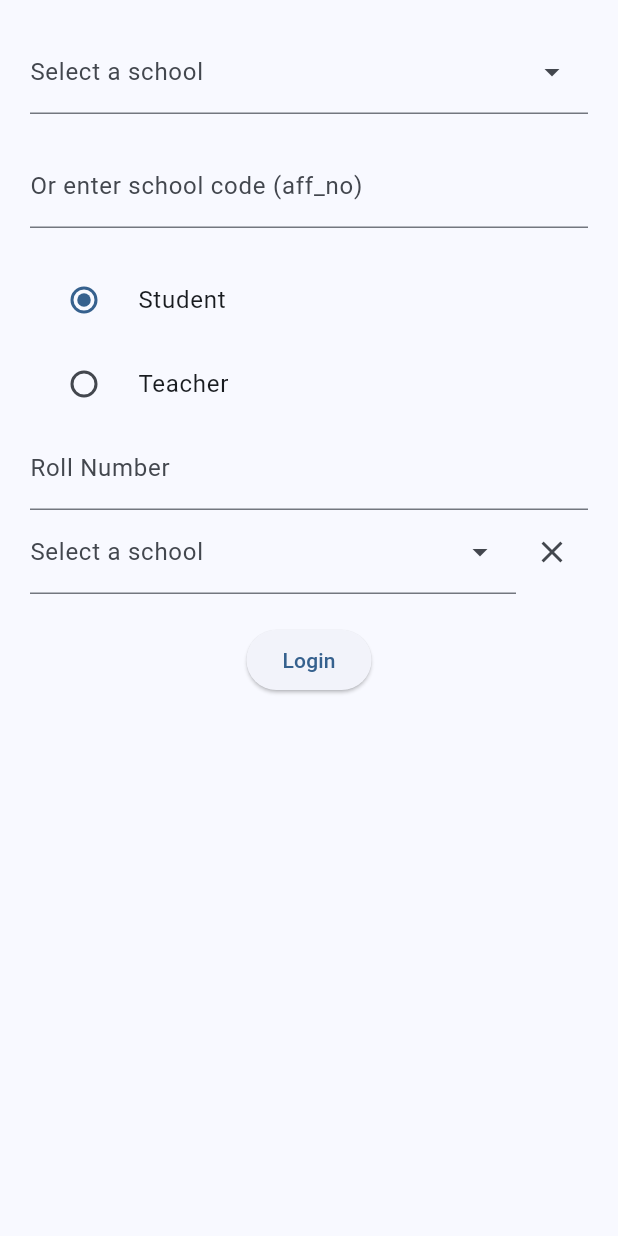
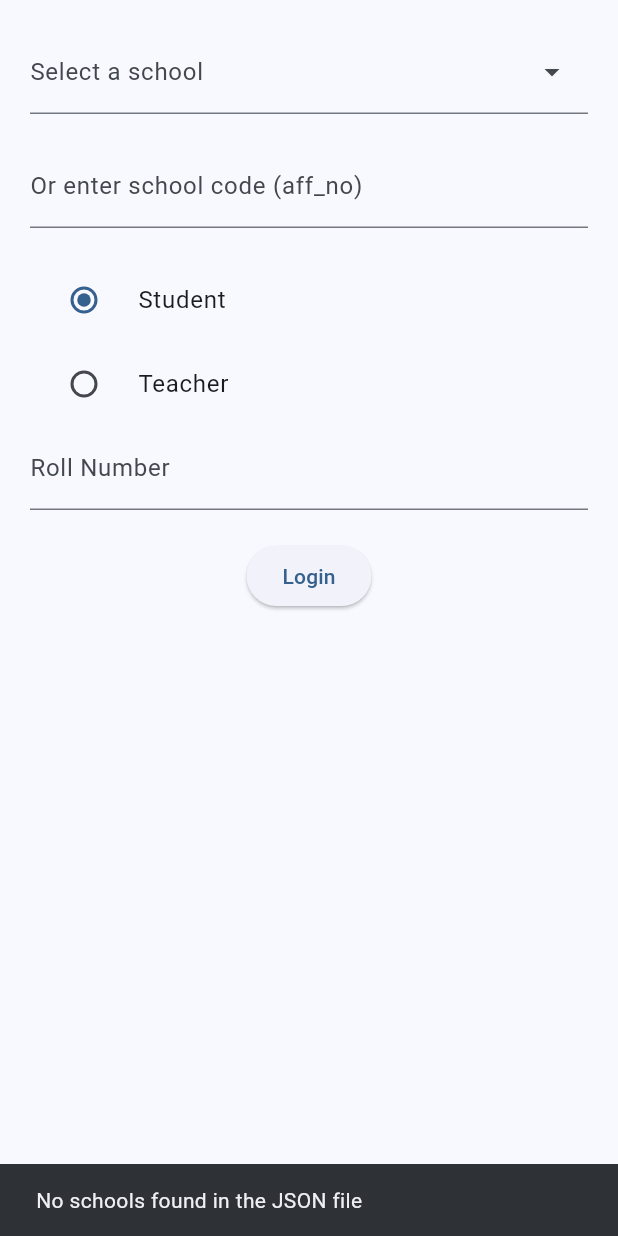
Before and after one commit to presentsir/attendance_app, a Flutter app: the first screen one second after launch, on a phone screen of 412 x 824 dp. Run offline on Flutter 3.47's test engine with Material 3 defaults, Android fonts, the phone set to English and light mode, and no system bars; drawn by our look-alikes of dropdown_search; our stand-ins replace cloud_firestore, firebase_auth, firebase_core; accounts and stored records are empty.

Commit message:
data  is working fine now teacher login funcanality is done

```diff
--- a/lib/models/school_model.dart
+++ b/lib/models/school_model.dart
@@ -19,13 +19,13 @@ class School {
 
   factory School.fromJson(Map<String, dynamic> json) {
     return School(
-      name: json['name'],
-      affNo: json['aff_no'],
-      state: json['state'],
-      district: json['district'],
-      region: json['region'],
-      address: json['address'],
-      pincode: json['pincode'],
+      name: json['name'] ?? 'Unknown',
+      affNo: json['aff_no'] ?? 0,
+      state: json['state'] ?? 'Unknown',
+      district: json['district'] ?? 'Unknown',
+      region: json['region'] ?? 'Unknown',
+      address: json['address'] ?? 'Unknown',
+      pincode: double.tryParse(json['pincode'].toString()) ?? 0.0, // Handle both String and double
     );
   }
 }
--- a/lib/screens/login_screen.dart
+++ b/lib/screens/login_screen.dart
@@ -25,12 +25,16 @@ class _LoginScreenState extends State<LoginScreen> {
   }
 
   Future<void> _loadSchools() async {
-    final schools = await JsonService().loadSchools();
-    print('Loaded schools: ${schools.length}');
-    setState(() {
-      _schools = schools;
-    });
+  final schools = await JsonService().loadSchools();
+  if (schools.isEmpty) {
+    ScaffoldMessenger.of(context).showSnackBar(
+      SnackBar(content: Text('No schools found in the JSON file')),
+    );
   }
+  setState(() {
+    _schools = schools;
+  });
+}
 
   void _handleLogin() {
     final schoolCode = int.tryParse(_schoolCodeController.text);
@@ -91,7 +95,6 @@ class _LoginScreenState extends State<LoginScreen> {
               items: _schools,
               itemAsString: (School school) => '${school.name} (${school.affNo})',
               onChanged: (School? school) {
-                print('Selected school: ${school?.name}'); // Debugging
                 setState(() {
                   _selectedSchool = school;
                   if (school != null) {
@@ -149,47 +152,47 @@ class _LoginScreenState extends State<LoginScreen> {
                 decoration: InputDecoration(labelText: 'Roll Number'),
               ),
 
-            Row(
-  children: [
-    Expanded(
-      child: DropdownSearch<School>(
-        items: _schools,
-        itemAsString: (School school) => '${school.name} (${school.affNo})',
-        onChanged: (School? school) {
-          setState(() {
-            _selectedSchool = school;
-            if (school != null) {
-              _schoolCodeController.text = school.affNo.toString();
-            }
-          });
-        },
-        dropdownDecoratorProps: DropDownDecoratorProps(
-          dropdownSearchDecoration: InputDecoration(
-            labelText: 'Select a school',
-            hintText: 'Search by school name or code',
-          ),
-        ),
-        popupProps: PopupProps.menu(
-          showSearchBox: true,
-          searchFieldProps: TextFieldProps(
-            decoration: InputDecoration(
-              hintText: 'Search by school name or code',
-            ),
-          ),
-        ),
-      ),
-    ),
-    IconButton(
-      icon: Icon(Icons.clear),
-      onPressed: () {
-        setState(() {
-          _selectedSchool = null;
-          _schoolCodeController.clear();
-        });
-      },
-    ),
-  ],
-),
+//             Row(
+//   children: [
+//     Expanded(
+//       child: DropdownSearch<School>(
+//         items: _schools,
+//         itemAsString: (School school) => '${school.name} (${school.affNo})',
+//         onChanged: (School? school) {
+//           setState(() {
+//             _selectedSchool = school;
+//             if (school != null) {
+//               _schoolCodeController.text = school.affNo.toString();
+//             }
+//           });
+//         },
+//         dropdownDecoratorProps: DropDownDecoratorProps(
+//           dropdownSearchDecoration: InputDecoration(
+//             labelText: 'Select a school',
+//             hintText: 'Search by school name or code',
+//           ),
+//         ),
+//         popupProps: PopupProps.menu(
+//           showSearchBox: true,
+//           searchFieldProps: TextFieldProps(
+//             decoration: InputDecoration(
+//               hintText: 'Search by school name or code',
+//             ),
+//           ),
+//         ),
+//       ),
+//     ),
+//     IconButton(
+//       icon: Icon(Icons.clear),
+//       onPressed: () {
+//         setState(() {
+//           _selectedSchool = null;
+//           _schoolCodeController.clear();
+//         });
+//       },
+//     ),
+//   ],
+// ),
             SizedBox(height: 20),
             ElevatedButton(
               onPressed: _handleLogin,
```
Also changed, not shown: lib/services/json_service.dart (+7 -3 lines).
